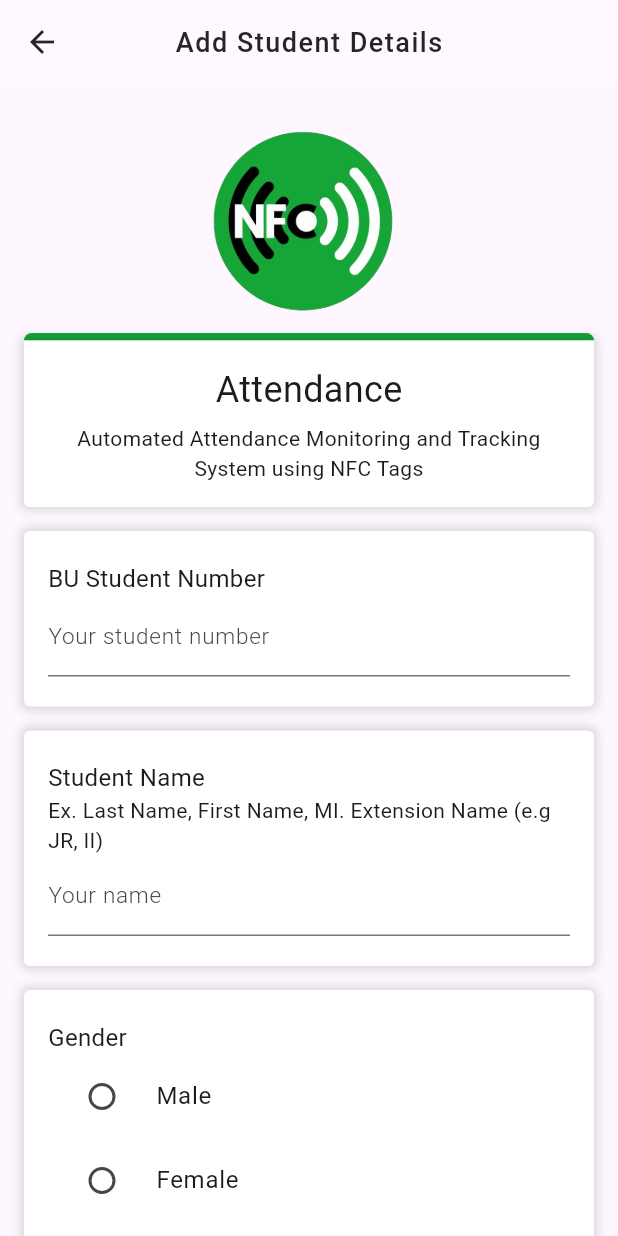
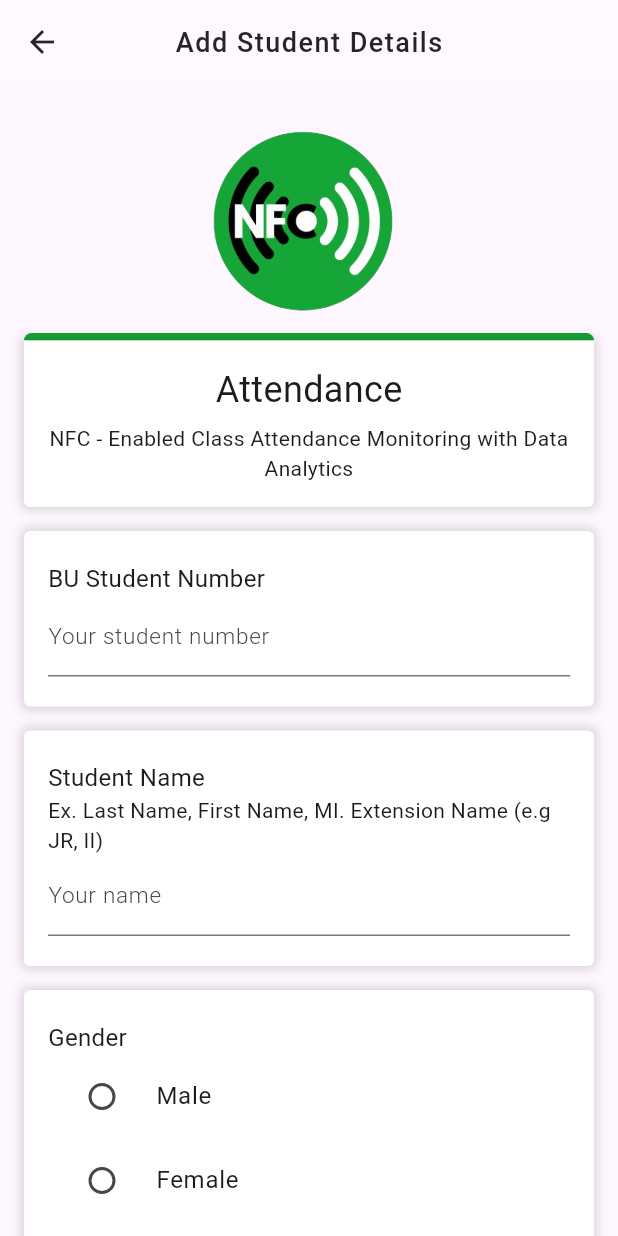
Before and after one commit to Jspobre/nfc_app, a Flutter app: the AddStudent screen opened directly, on a phone screen of 412 x 824 dp. Run offline on Flutter 3.47's test engine with Material 3 defaults, Android fonts, the phone set to English and light mode, and no system bars; our stand-ins replace cloud_firestore, firebase_core, firebase_database, flutter_local_notifications, flutter_riverpod, fluttertoast and 6 more; missing offline and left inert: flutter_nfc_kit, ndef; accounts and stored records are empty.

Commit message:
modified column titles for reports & analytics, changed title in form

```diff
--- a/lib/pages/add schedule/add_schedule.dart
+++ b/lib/pages/add schedule/add_schedule.dart
@@ -176,7 +176,7 @@ class _AddScheduleState extends State<AddSchedule> {
                       height: 5,
                     ),
                     Text(
-                      "Automated Attendance Monitoring and Tracking System using NFC Tags",
+                      "NFC - Enabled Class Attendance Monitoring with Data Analytics",
                       style: TextStyle(fontFamily: "Roboto"),
                       textAlign: TextAlign.center,
                     ),
--- a/lib/pages/add student/add_student.dart
+++ b/lib/pages/add student/add_student.dart
@@ -164,7 +164,7 @@ class _AddStudentState extends State<AddStudent> {
                                   height: 5,
                                 ),
                                 Text(
-                                  "Automated Attendance Monitoring and Tracking System using NFC Tags",
+                                  "NFC - Enabled Class Attendance Monitoring with Data Analytics",
                                   style: TextStyle(fontFamily: "Roboto"),
                                   textAlign: TextAlign.center,
                                 ),
--- a/lib/pages/add subject/add_subject.dart
+++ b/lib/pages/add subject/add_subject.dart
@@ -122,7 +122,7 @@ class _AddSubjectState extends State<AddSubject> {
                       height: 5,
                     ),
                     Text(
-                      "Automated Attendance Monitoring and Tracking System using NFC Tags",
+                      "NFC - Enabled Class Attendance Monitoring with Data Analytics",
                       style: TextStyle(fontFamily: "Roboto"),
                       textAlign: TextAlign.center,
                     ),
--- a/lib/pages/enroll student/enroll_student.dart
+++ b/lib/pages/enroll student/enroll_student.dart
@@ -134,7 +134,7 @@ class _EnrollStudentState extends State<EnrollStudent> {
                       height: 5,
                     ),
                     Text(
-                      "Automated Attendance Monitoring and Tracking System using NFC Tags",
+                      "NFC - Enabled Class Attendance Monitoring with Data Analytics",
                       style: TextStyle(fontFamily: "Roboto"),
                       textAlign: TextAlign.center,
                     ),
--- a/lib/pages/set late time/set_late.dart
+++ b/lib/pages/set late time/set_late.dart
@@ -67,7 +67,7 @@ class _SetLateFormPageState extends State<SetLateFormPage> {
                 child: Column(
                   children: [
                     Text(
-                      "Automated Attendance Monitoring and Tracking System using NFC Tags",
+                      "NFC - Enabled Class Attendance Monitoring with Data Analytics",
                       style: TextStyle(fontFamily: "Roboto"),
                       textAlign: TextAlign.center,
                     ),
```
Also changed, not shown: lib/api/attendance_pdf.dart (+7 -1 lines), lib/pages/attendance report/analytics_page.dart (+13 -14 lines), lib/pages/attendance report/attendance_section.dart (+4 -91 lines).
